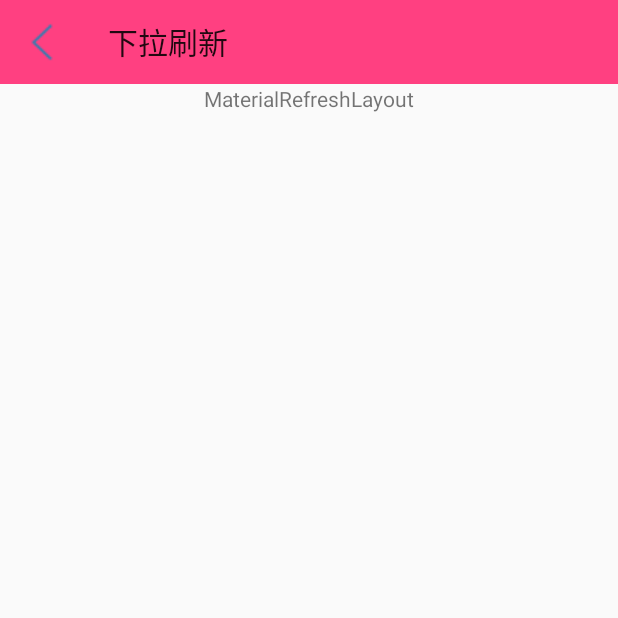
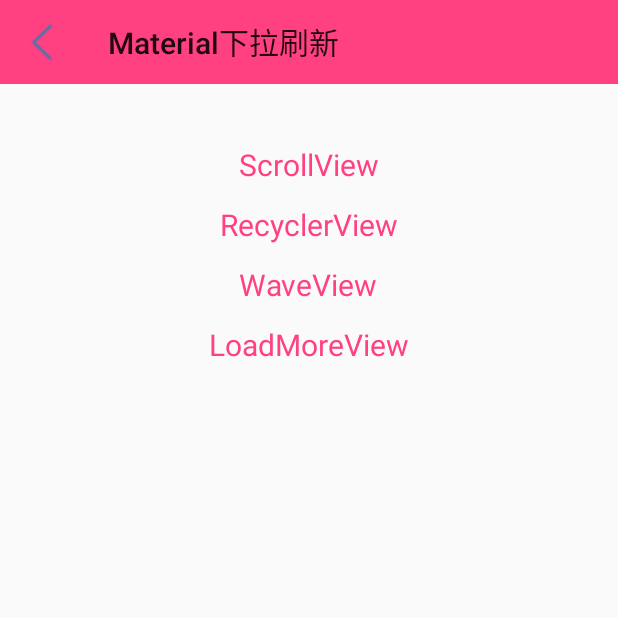
Before and after one commit to xumorden/A_FastDevelop, an Android app: the RefreshActivity screen opened directly, with no data from a screen before it, after a tap on "MaterialRefreshLayout", on a phone screen of 412 x 824 dp, the top half of it. Run offline under Robolectric (Android 15) with nearby library versions, the phone set to English and light mode, and no system bars.

Commit message:
增加了Material风格下拉刷新(陌陌使用)，增加了几种view的下拉刷新，代码提交。

```diff
--- a/A_FastDeveop/app/src/main/java/com/xumaodun/a_fastdeveop/refresh/MaterialActivity.java
+++ b/A_FastDeveop/app/src/main/java/com/xumaodun/a_fastdeveop/refresh/MaterialActivity.java
@@ -1,15 +1,55 @@
 package com.xumaodun.a_fastdeveop.refresh;
 
+import android.content.Intent;
 import android.os.Bundle;
 import android.support.v7.app.AppCompatActivity;
+import android.support.v7.widget.Toolbar;
+import android.view.View;
 
 import com.xumaodun.a_fastdeveop.R;
 
 public class MaterialActivity extends AppCompatActivity {
 
+    private Intent intent;
+
     @Override
     protected void onCreate(Bundle savedInstanceState) {
         super.onCreate(savedInstanceState);
         setContentView(R.layout.activity_material);
+        initActionBar();
+    }
+
+    public void initActionBar() {
+        Toolbar toolbar = (Toolbar) findViewById(R.id.activity_main_toolbar);
+        setTitle("Material下拉刷新");
+        setSupportActionBar(toolbar);
+        toolbar.setNavigationIcon(R.drawable.btn_back_press);
+        toolbar.setNavigationOnClickListener(new View.OnClickListener() {
+            @Override
+            public void onClick(View v) {
+                finish();
+            }
+        });
+    }
+
+    public void ScrollView(View view){
+        //getBaseContext()
+        intent = new Intent(this, ScrollViewActivity.class);
+        startActivity(intent);
+    }
+
+    public void RecyclerView(View view){
+        intent = new Intent(this, RecyclerViewActivity.class);
+        startActivity(intent);
+    }
+
+    public void WaveView(View view){
+        intent = new Intent(this, WaveViewActivity.class);
+        startActivity(intent);
+    }
+
+    public void LoadMoreView(View view){
+        intent = new Intent(this, LoadMoreViewActivity.class);
+        startActivity(intent);
     }
 }
--- a/A_FastDeveop/app/src/main/java/com/xumaodun/a_fastdeveop/refresh/RefreshActivity.java
+++ b/A_FastDeveop/app/src/main/java/com/xumaodun/a_fastdeveop/refresh/RefreshActivity.java
@@ -7,6 +7,7 @@ import android.support.v7.widget.Toolbar;
 import android.view.View;
 
 import com.xumaodun.a_fastdeveop.R;
+import com.xumaodun.a_fastdeveop.refresh.pull.PullToRefreshActivity;
 
 public class RefreshActivity extends AppCompatActivity {
 
@@ -33,6 +34,13 @@ public class RefreshActivity extends AppCompatActivity {
     }
 
     public void MaterialRefresh(View view){
+        intent = new Intent(this, MaterialActivity.class);
+        startActivity(intent);
+    }
 
+    public void pullToRefresh(View view){
+        intent = new Intent(this, PullToRefreshActivity.class);
+        startActivity(intent);
     }
+
 }
--- a/A_FastDeveop/app/src/main/res/layout/activity_material.xml
+++ b/A_FastDeveop/app/src/main/res/layout/activity_material.xml
@@ -5,4 +5,64 @@
     android:layout_height="match_parent"
     tools:context="com.xumaodun.a_fastdeveop.refresh.MaterialActivity">
 
+    <android.support.v7.widget.Toolbar
+        android:id="@+id/activity_main_toolbar"
+        android:layout_width="match_parent"
+        android:layout_height="wrap_content"
+        android:background="@color/colorAccent"
+        android:minHeight="?attr/actionBarSize">
+    </android.support.v7.widget.Toolbar>
+
+    <TextView
+        android:layout_width="wrap_content"
+        android:layout_height="wrap_content"
+        android:textAppearance="?android:attr/textAppearanceSmall"
+        android:text="ScrollView"
+        android:id="@+id/ScrollView"
+        android:onClick="ScrollView"
+        android:textSize="@dimen/space_20"
+        android:textColor="@color/colorAccent"
+        android:layout_marginTop="40dp"
+        android:layout_below="@+id/activity_main_toolbar"
+        android:layout_centerHorizontal="true" />
+
+    <TextView
+        android:layout_width="wrap_content"
+        android:layout_height="wrap_content"
+        android:textAppearance="?android:attr/textAppearanceSmall"
+        android:text="RecyclerView"
+        android:id="@+id/RecyclerView"
+        android:onClick="RecyclerView"
+        android:textSize="@dimen/space_20"
+        android:textColor="@color/colorAccent"
+        android:layout_marginTop="80dp"
+        android:layout_below="@+id/activity_main_toolbar"
+        android:layout_centerHorizontal="true" />
+
+    <TextView
+        android:layout_width="wrap_content"
+        android:layout_height="wrap_content"
+        android:textAppearance="?android:attr/textAppearanceSmall"
+        android:text="WaveView"
+        android:id="@+id/WaveView"
+        android:onClick="WaveView"
+        android:textSize="@dimen/space_20"
+        android:textColor="@color/colorAccent"
+        android:layout_marginTop="120dp"
+        android:layout_below="@+id/activity_main_toolbar"
+        android:layout_centerHorizontal="true" />
+
+    <TextView
+        android:layout_width="wrap_content"
+        android:layout_height="wrap_content"
+        android:textAppearance="?android:attr/textAppearanceSmall"
+        android:text="LoadMoreView"
+        android:id="@+id/LoadMoreView"
+        android:onClick="LoadMoreView"
+        android:textSize="@dimen/space_20"
+        android:textColor="@color/colorAccent"
+        android:layout_marginTop="160dp"
+        android:layout_below="@+id/activity_main_toolbar"
+        android:layout_centerHorizontal="true" />
+
 </RelativeLayout>
```
Also changed, not shown: A_FastDeveop/app/src/main/AndroidManifest.xml (+6 -1 lines), A_FastDeveop/app/src/main/java/com/xumaodun/a_fastdeveop/refresh/LoadMoreViewActivity.java (added, +79 -0 lines), A_FastDeveop/app/src/main/java/com/xumaodun/a_fastdeveop/refresh/RecyclerViewActivity.java (added, +88 -0 lines), A_FastDeveop/app/src/main/java/com/xumaodun/a_fastdeveop/refresh/ScrollViewActivity.java (added, +41 -0 lines), A_FastDeveop/app/src/main/java/com/xumaodun/a_fastdeveop/refresh/SimpleStringRecyclerViewAdapter.java (added, +98 -0 lines), A_FastDeveop/app/src/main/java/com/xumaodun/a_fastdeveop/refresh/WaveViewActivity.java (added, +71 -0 lines), A_FastDeveop/app/src/main/java/com/xumaodun/a_fastdeveop/refresh/pull/PullToRefreshActivity.java (added, +15 -0 lines), A_FastDeveop/app/src/main/res/layout/activity_loadmore_view.xml (added, +26 -0 lines), A_FastDeveop/app/src/main/res/layout/activity_pull_refresh.xml (added, +8 -0 lines), A_FastDeveop/app/src/main/res/layout/activity_recycler_view.xml (added, +23 -0 lines), A_FastDeveop/app/src/main/res/layout/activity_refresh.xml (+16 -0 lines), A_FastDeveop/app/src/main/res/layout/activity_scroll_view.xml (added, +37 -0 lines), A_FastDeveop/app/src/main/res/layout/activity_wave_view.xml (added, +24 -0 lines), A_FastDeveop/app/src/main/res/layout/list_item.xml (added, +31 -0 lines).
